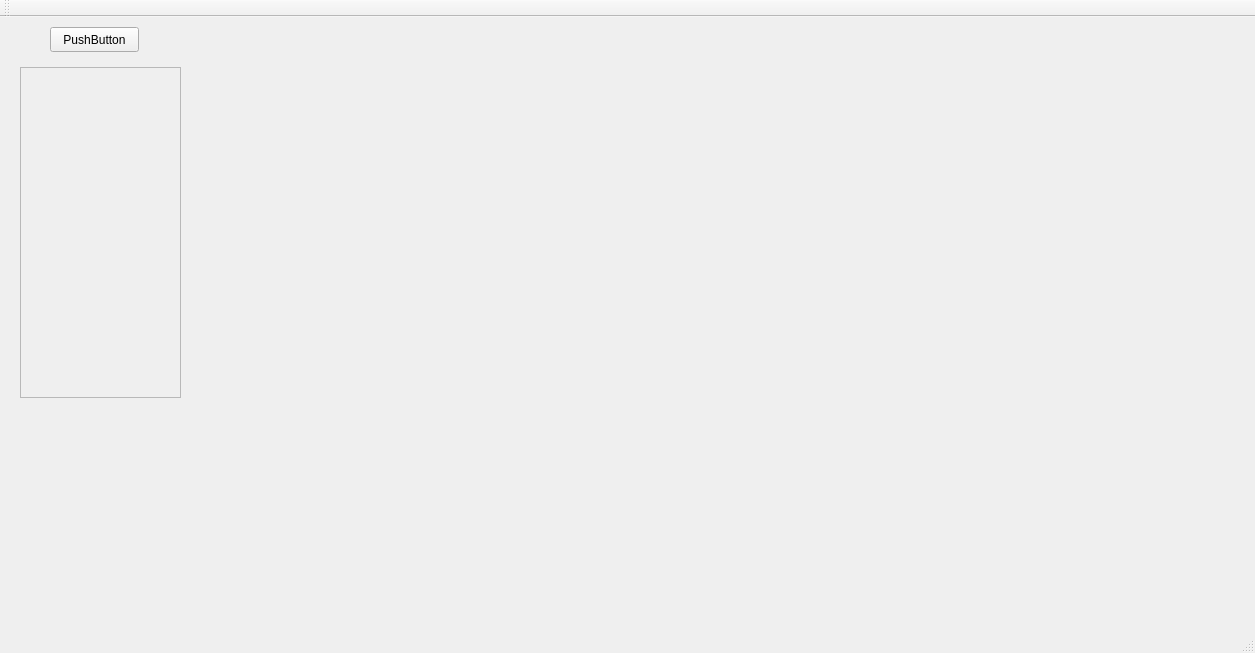
Old version of the form src/mainwindow.ui in the repository ahadsuleymanli/lte-scanner_gui.
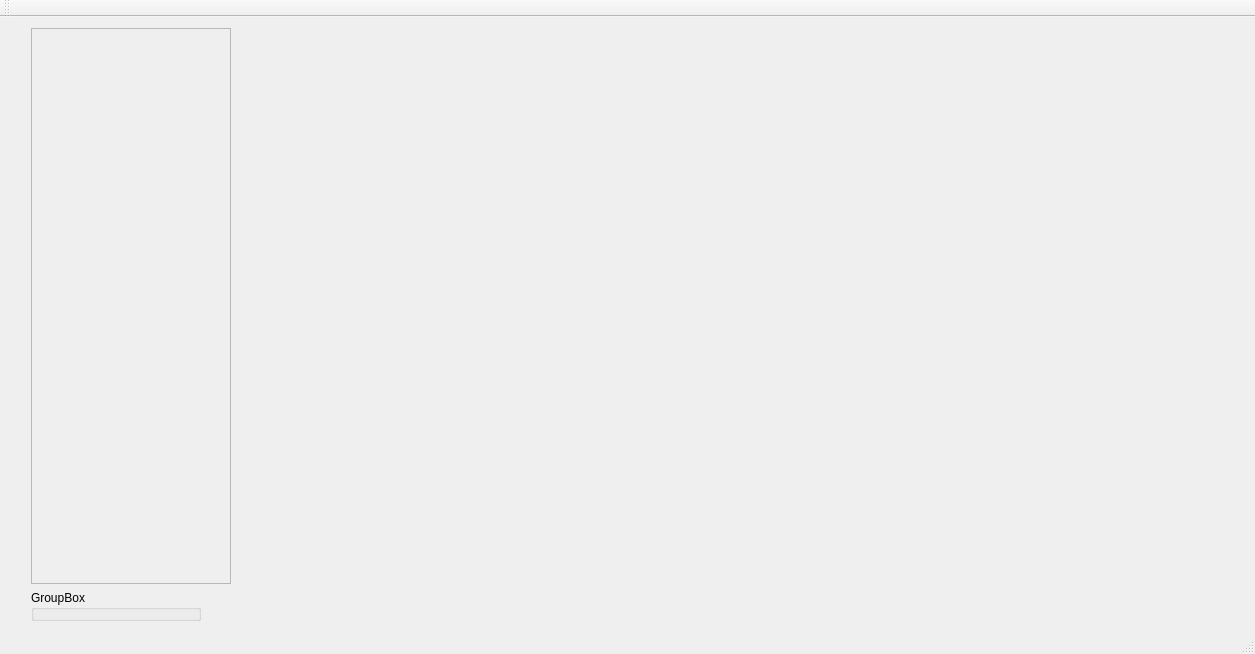
New version of the form. Custom widgets are drawn as their Qt base class.

The edit to the form file:
```diff
--- a/src/mainwindow.ui
+++ b/src/mainwindow.ui
@@ -7,24 +7,56 @@
     <x>0</x>
     <y>0</y>
     <width>1255</width>
-    <height>653</height>
+    <height>654</height>
    </rect>
   </property>
   <property name="windowTitle">
    <string>MainWindow</string>
   </property>
   <widget class="QWidget" name="centralWidget">
+   <layout class="QHBoxLayout" name="horizontalLayout_2">
+    <item>
+     <layout class="QHBoxLayout" name="horizontalLayout">
+      <item>
+       <spacer name="horizontalSpacer">
+        <property name="orientation">
+         <enum>Qt::Horizontal</enum>
+        </property>
+        <property name="sizeType">
+         <enum>QSizePolicy::Minimum</enum>
+        </property>
+        <property name="sizeHint" stdset="0">
+         <size>
+          <width>20</width>
+          <height>20</height>
+         </size>
+        </property>
+       </spacer>
+      </item>
+      <item>
+       <layout class="QVBoxLayout" name="verticalLayout_3">
+        <item>
    <widget class="QScrollArea" name="scrollArea">
     <property name="enabled">
-     <bool>false</bool>
-    </property>
-    <property name="geometry">
-     <rect>
-      <x>20</x>
-      <y>50</y>
-      <width>161</width>
-      <height>331</height>
-     </rect>
+           <bool>true</bool>
+          </property>
+          <property name="sizePolicy">
+           <sizepolicy hsizetype="Expanding" vsizetype="Expanding">
+            <horstretch>0</horstretch>
+            <verstretch>0</verstretch>
+           </sizepolicy>
+          </property>
+          <property name="minimumSize">
+           <size>
+            <width>170</width>
+            <height>400</height>
+           </size>
+          </property>
+          <property name="maximumSize">
+           <size>
+            <width>200</width>
+            <height>16777215</height>
+           </size>
     </property>
     <property name="baseSize">
      <size>
@@ -40,38 +72,67 @@
       <rect>
        <x>0</x>
        <y>0</y>
-       <width>159</width>
-       <height>329</height>
+             <width>198</width>
+             <height>526</height>
       </rect>
      </property>
     </widget>
    </widget>
+        </item>
+        <item>
+         <widget class="QGroupBox" name="groupBox">
+          <property name="minimumSize">
+           <size>
+            <width>170</width>
+            <height>0</height>
+           </size>
+          </property>
+          <property name="maximumSize">
+           <size>
+            <width>170</width>
+            <height>40</height>
+           </size>
+          </property>
+          <property name="title">
+           <string>GroupBox</string>
+          </property>
+         </widget>
+        </item>
+       </layout>
+      </item>
+      <item>
+       <layout class="QVBoxLayout" name="verticalLayout">
+        <item>
    <widget class="QCustomPlot" name="customPlot" native="true">
     <property name="enabled">
      <bool>false</bool>
     </property>
-    <property name="geometry">
-     <rect>
-      <x>270</x>
-      <y>50</y>
-      <width>911</width>
-      <height>331</height>
-     </rect>
-    </property>
-   </widget>
-   <widget class="QPushButton" name="pushButton">
-    <property name="geometry">
-     <rect>
-      <x>50</x>
-      <y>10</y>
-      <width>89</width>
-      <height>25</height>
-     </rect>
-    </property>
-    <property name="text">
-     <string>PushButton</string>
-    </property>
-   </widget>
+          <property name="minimumSize">
+           <size>
+            <width>650</width>
+            <height>250</height>
+           </size>
+          </property>
+         </widget>
+        </item>
+        <item>
+         <spacer name="verticalSpacer">
+          <property name="orientation">
+           <enum>Qt::Vertical</enum>
+          </property>
+          <property name="sizeHint" stdset="0">
+           <size>
+            <width>20</width>
+            <height>138</height>
+           </size>
+          </property>
+         </spacer>
+        </item>
+       </layout>
+      </item>
+     </layout>
+    </item>
+   </layout>
   </widget>
   <widget class="QMenuBar" name="menuBar">
    <property name="geometry">
```
Lines whose indentation alone changed are shown as unchanged.
